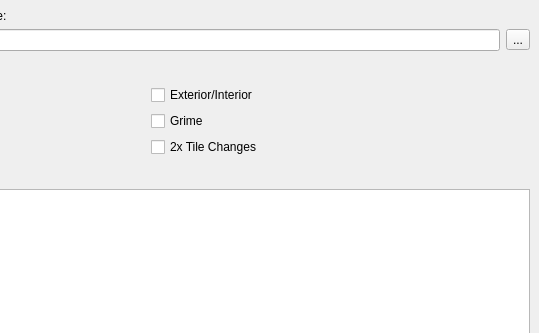
This is src/tiled/checkbuildingswindow.ui in timbaker/tiled as Qt 5 draws it before an edit; both pictures show x 243 to 782 and y 0 to 333 of the 782 by 600 pixel window. The edited form follows.
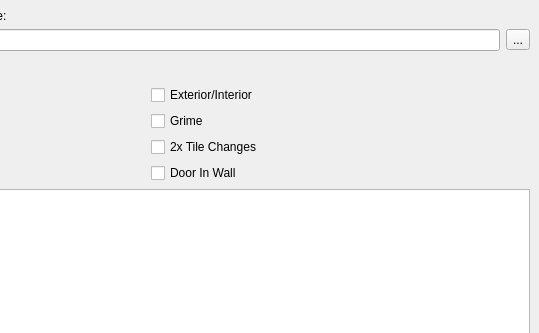
This is the edited form.

Commit message: Added check for doors-in-walls to Check Buildings.

The edit to the form file:
```diff
--- a/src/tiled/checkbuildingswindow.ui
+++ b/src/tiled/checkbuildingswindow.ui
@@ -91,6 +91,13 @@
         </property>
        </widget>
       </item>
+      <item row="4" column="1">
+       <widget class="QCheckBox" name="checkDoorInWall">
+        <property name="text">
+         <string>Door In Wall</string>
+        </property>
+       </widget>
+      </item>
      </layout>
     </item>
     <item row="3" column="0">
```
The commit also changes 4 other files.
